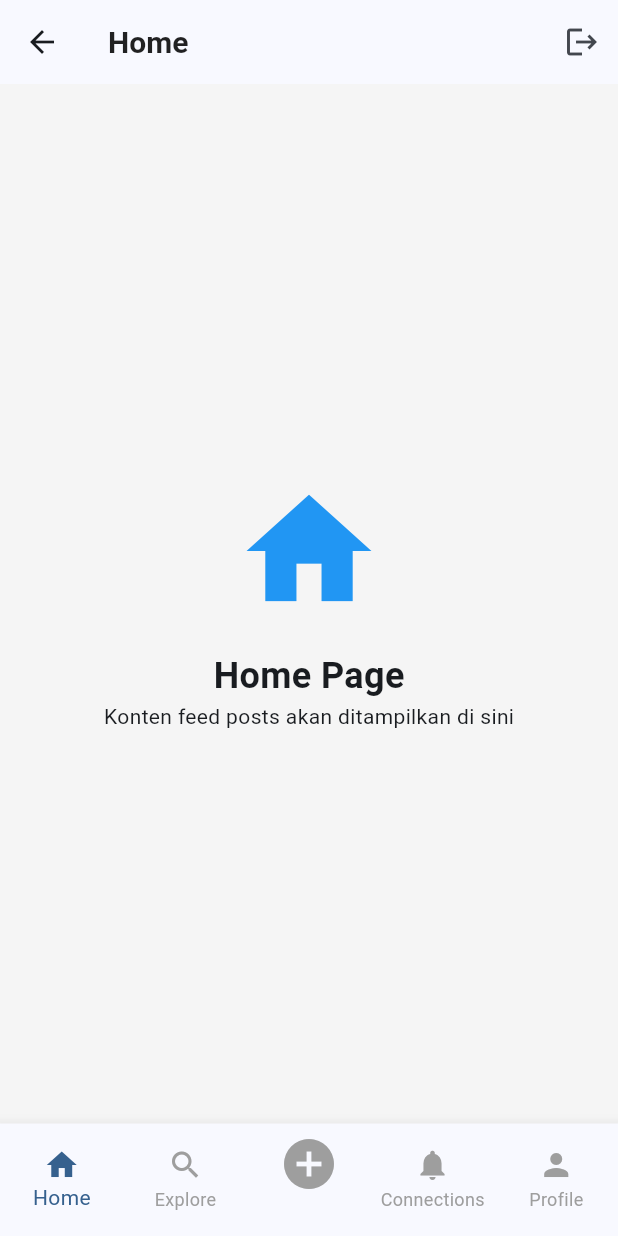
After one commit to gugunm/lume-sharing-dibimbing-fp, a Flutter app: the HomePageView screen opened directly, after a tap on the "logout" icon, on a phone screen of 412 x 824 dp. The commit adds this screen. Run offline on Flutter 3.47's test engine with Material 3 defaults, Android fonts, the phone set to English and light mode, and no system bars; our stand-ins replace dio, flutter_riverpod, hive, hive_flutter, image_picker, lottie; accounts and stored records are empty; network calls fail.

Commit message:
fix: update the menu

```diff
--- a/lib/core/constants/app_text_styles.dart
+++ b/lib/core/constants/app_text_styles.dart
@@ -3,20 +3,20 @@ import 'app_colors.dart';
 
 class AppTextStyles {
   static const TextStyle titleLarge = TextStyle(
-    fontSize: 36,
+    fontSize: 22,
     fontWeight: FontWeight.bold,
     height: 1.2,
     color: AppColors.textPrimary,
   );
 
   static const TextStyle titleMedium = TextStyle(
-    fontSize: 20,
+    fontSize: 18,
     fontWeight: FontWeight.w500,
     color: AppColors.primary,
   );
 
   static const TextStyle labelLarge = TextStyle(
-    fontSize: 16,
+    fontSize: 14,
     fontWeight: FontWeight.w500,
     color: AppColors.textPrimary,
   );
@@ -28,7 +28,7 @@ class AppTextStyles {
   );
 
   static const TextStyle bodySmall = TextStyle(
-    fontSize: 14,
+    fontSize: 12,
     color: AppColors.textHint,
   );
 }
--- a/lib/core/navigations/nav_routes.dart
+++ b/lib/core/navigations/nav_routes.dart
@@ -2,7 +2,7 @@ import 'package:flutter/material.dart';
 import 'package:fp_sharing_photo/core/navigations/guards/auth_guard.dart';
 import 'package:fp_sharing_photo/features/auth/login/presentation/screen/login_page.dart';
 import 'package:fp_sharing_photo/features/auth/register/presentation/screen/register_page.dart';
-import 'package:fp_sharing_photo/features/post/presentation/screen/post_page.dart';
+import 'package:fp_sharing_photo/features/home/presentation/screen/home_page.dart';
 import 'package:fp_sharing_photo/features/post/presentation/screen/create_post_page.dart';
 import 'package:fp_sharing_photo/features/post/presentation/screen/user_post.dart';
 
@@ -42,7 +42,7 @@ enum NavigationRoutes {
 
     // Protected routes (hanya untuk yang sudah login)
     NavigationRoutes.home.path: (context) => const ProtectedRoute(
-      child: PostPage(), // Anda perlu buat HomePage
+      child: HomePage(), // Anda perlu buat HomePage
     ),
     NavigationRoutes.createPost.path: (context) =>
         const ProtectedRoute(child: CreatePostScreen()),
--- a/lib/core/themes/app_theme.dart
+++ b/lib/core/themes/app_theme.dart
@@ -7,6 +7,13 @@ final lightTheme = ThemeData(
   // Use your constants to build the theme
   colorScheme: ColorScheme.fromSeed(seedColor: AppColors.primary),
   scaffoldBackgroundColor: AppColors.background,
+  appBarTheme: const AppBarTheme(
+    titleTextStyle: TextStyle(
+      fontSize: 20,
+      fontWeight: FontWeight.w600,
+      color: AppColors.textPrimary,
+    ),
+  ),
   textTheme: const TextTheme(
     titleLarge: AppTextStyles.titleLarge,
     titleMedium: AppTextStyles.titleMedium,
--- /dev/null
+++ b/lib/features/home/presentation/screen/home_page.dart
@@ -0,0 +1,166 @@
+import 'package:flutter/material.dart';
+import 'package:flutter_riverpod/flutter_riverpod.dart';
+import 'package:fp_sharing_photo/core/services/auth_storage_service.dart';
+import 'package:fp_sharing_photo/features/auth/login/presentation/provider/login_provider.dart';
+import 'package:fp_sharing_photo/core/navigations/nav_routes.dart';
+import 'package:fp_sharing_photo/features/post/presentation/screen/user_post.dart';
+import 'package:fp_sharing_photo/features/user/presentation/screen/user_page.dart';
+
+class HomePage extends ConsumerWidget {
+  const HomePage({super.key});
+
+  @override
+  Widget build(BuildContext context, WidgetRef ref) {
+    return const HomePageView();
+  }
+}
+
+class HomePageView extends ConsumerStatefulWidget {
+  const HomePageView({super.key});
+  @override
+  ConsumerState<HomePageView> createState() => _HomePageViewState();
+}
+
+class _HomePageViewState extends ConsumerState<HomePageView> {
+  final userId = AuthStorageService.getCurrentUser()?.id;
+  int _selectedIndex = 0;
+
+  // Daftar halaman untuk setiap tab
+  late final List<Widget> _pages;
+
+  // Daftar title untuk setiap tab
+  final List<String> _pageTitles = [
+    'Home', // story
+    'Explore',
+    'Create Post', // Tidak akan ditampilkan karena navigasi terpisah
+    'Connections',
+    'Profile',
+  ];
+
+  @override
+  void initState() {
+    super.initState();
+    _pages = [
+      _buildHomePage(),
+      _buildSearchPage(),
+      const SizedBox.shrink(), // Placeholder untuk create post
+      _buildNotificationsPage(),
+      _buildProfilePage(),
+    ];
+  }
+
+  // Widget untuk halaman Home
+  Widget _buildHomePage() {
+    return const Center(
+      child: Column(
+        mainAxisAlignment: MainAxisAlignment.center,
+        children: [
+          Icon(Icons.home, size: 100, color: Colors.blue),
+          SizedBox(height: 16),
+          Text(
+            'Home Page',
+            style: TextStyle(fontSize: 24, fontWeight: FontWeight.bold),
+          ),
+          Text('Konten feed posts akan ditampilkan di sini'),
+        ],
+      ),
+    );
+  }
+
+  // Widget untuk halaman Search
+  Widget _buildSearchPage() {
+    return const Center(
+      child: Column(
+        mainAxisAlignment: MainAxisAlignment.center,
+        children: [
+          Icon(Icons.search, size: 100, color: Colors.green),
+          SizedBox(height: 16),
+          Text(
+            'Search Page',
+            style: TextStyle(fontSize: 24, fontWeight: FontWeight.bold),
+          ),
+          Text('Fitur pencarian akan ditampilkan di sini'),
+        ],
+      ),
+    );
+  }
+
+  // Widget untuk halaman Notifications
+  Widget _buildNotificationsPage() {
+    return const Center(
+      child: Column(
+        mainAxisAlignment: MainAxisAlignment.center,
+        children: [
+          Icon(Icons.notifications, size: 100, color: Colors.orange),
+          SizedBox(height: 16),
+          Text(
+            'Notifications Page',
+            style: TextStyle(fontSize: 24, fontWeight: FontWeight.bold),
+          ),
+          Text('Notifikasi akan ditampilkan di sini'),
+        ],
+      ),
+    );
+  }
+
+  // Widget untuk halaman Profile
+  Widget _buildProfilePage() {
+    if (userId != null) {
+      return UserPostScreen(userId: userId!);
+    }
+
+    // Jika user sudah login, tampilkan UserPage atau profile content
+    return const UserPage(); // Atau bisa diganti dengan widget profile yang sesuai
+  }
+
+  void _onItemTapped(int index) {
+    if (index == 2) {
+      // Navigate to create post screen menggunakan route terpisah
+      Navigator.pushNamed(context, NavigationRoutes.createPost.path);
+      return;
+    }
+
+    // Untuk tab lainnya, update selectedIndex untuk mengubah konten
+    setState(() {
+      _selectedIndex = index;
+    });
+  }
+
+  @override
+  Widget build(BuildContext context) {
+    return Scaffold(
+      appBar: AppBar(
+        title: Text(_pageTitles[_selectedIndex]), // Title berubah sesuai tab
+        actions: [
+          IconButton(
+            icon: const Icon(Icons.logout),
+            onPressed: () async {
+              await ref.read(authProvider.notifier).logout();
+            },
+          ),
+        ],
+      ),
+      body: IndexedStack(index: _selectedIndex, children: _pages),
+      bottomNavigationBar: BottomNavigationBar(
+        type: BottomNavigationBarType.fixed,
+        items: const [
+          BottomNavigationBarItem(icon: Icon(Icons.home), label: 'Home'),
+          BottomNavigationBarItem(icon: Icon(Icons.search), label: 'Explore'),
+          BottomNavigationBarItem(
+            icon: Icon(Icons.add_circle, size: 40), // Simplified add button
+            label: '',
+          ),
+          BottomNavigationBarItem(
+            icon: Icon(Icons.notifications),
+            label: 'Connections',
+          ),
+          BottomNavigationBarItem(icon: Icon(Icons.person), label: 'Profile'),
+        ],
+        currentIndex: _selectedIndex,
+        onTap: _onItemTapped,
+        selectedItemColor: Theme.of(context).primaryColor,
+        unselectedItemColor: Colors.grey,
+      ),
+    );
+  }
+}
--- a/lib/features/post/presentation/screen/user_post.dart
+++ b/lib/features/post/presentation/screen/user_post.dart
@@ -2,7 +2,6 @@ import 'package:flutter/material.dart';
 import 'package:flutter_riverpod/flutter_riverpod.dart';
 import 'package:fp_sharing_photo/core/widgets/loading_widget.dart';
 import 'package:fp_sharing_photo/features/post/presentation/provider/user_post_provider.dart';
-// import 'package:fp_sharing_photo/features/auth/login/presentation/provider/login_provider.dart';
 
 class UserPostScreen extends ConsumerStatefulWidget {
   final String userId;
@@ -36,19 +35,7 @@ class _UserPostScreenState extends ConsumerState<UserPostScreen> {
   Widget build(BuildContext context) {
     final userPostAsync = ref.watch(userPostProvider);
 
-    return Scaffold(
-      appBar: AppBar(
-        title: const Text('My Posts'),
-        actions: [
-          IconButton(
-            onPressed: () {
-              ref.read(userPostProvider.notifier).getUserPosts(widget.userId);
-            },
-            icon: const Icon(Icons.refresh),
-          ),
-        ],
-      ),
-      body: userPostAsync.when(
+    return userPostAsync.when(
       loading: () => const GlobalLoadingWidget(),
       error: (error, stack) => Center(child: Text('Gagal: $error')),
       data: (posts) => ListView.builder(
@@ -68,66 +55,6 @@ class _UserPostScreenState extends ConsumerState<UserPostScreen> {
           );
         },
       ),
-      ),
-      // body: userPostState.isLoading && userPostState.posts.isEmpty
-      //     ? const Center(child: CircularProgressIndicator())
-      //     : userPostState.error != null
-      //     ? Center(child: Text('Error: ${userPostState.error}'))
-      //     : userPostState.posts.isEmpty
-      //     ? const Center(child: Text('No posts yet'))
-      //     : ListView.builder(
-      //         itemCount: userPostState.posts.length,
-      //         itemBuilder: (context, index) {
-      //           final post = userPostState.posts[index];
-      //           return Card(
-      //             child: Padding(
-      //               padding: const EdgeInsets.all(8.0),
-      //               child: Column(
-      //                 crossAxisAlignment: CrossAxisAlignment.start,
-      //                 children: [
-      //                   // User info
-      //                   Row(
-      //                     children: [
-      //                       CircleAvatar(
-      //                         backgroundImage: NetworkImage(
-      //                           post.user.profilePictureUrl,
-      //                         ),
-      //                       ),
-      //                       const SizedBox(width: 8),
-      //                       Text(post.user.username),
-      //                     ],
-      //                   ),
-      //                   const SizedBox(height: 8),
-      //                   // Image post
-      //                   Image.network(
-      //                     post.imageUrl,
-      //                     height: 300,
-      //                     width: double.infinity,
-      //                     fit: BoxFit.cover,
-      //                   ),
-      //                   const SizedBox(height: 8),
-      //                   // Caption
-      //                   Text(post.caption),
-      //                   const SizedBox(height: 8),
-      //                   // Like info
-      //                   Row(
-      //                     children: [
-      //                       Icon(
-      //                         post.isLike
-      //                             ? Icons.favorite
-      //                             : Icons.favorite_border,
-      //                         color: post.isLike ? Colors.red : null,
-      //                       ),
-      //                       const SizedBox(width: 4),
-      //                       Text('${post.totalLikes} likes'),
-      //                     ],
-      //                   ),
-      //                 ],
-      //               ),
-      //             ),
-      //           );
-      //         },
-      //       ),
     );
   }
 }
```
Lines whose indentation alone changed are shown as unchanged.
